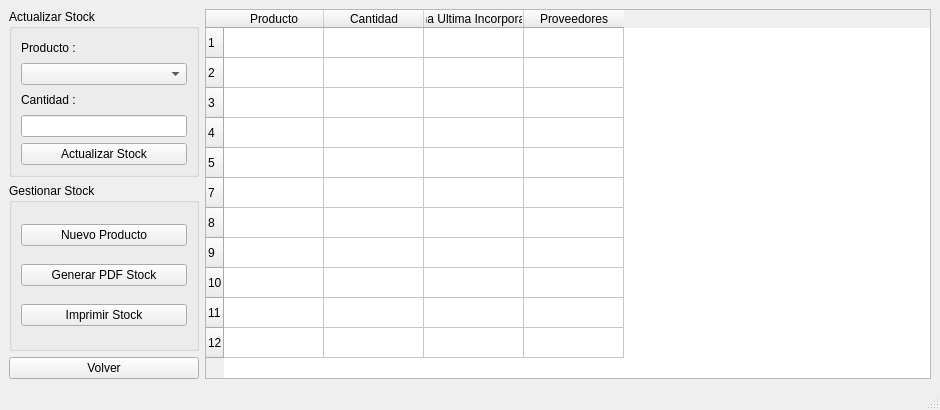
First picture: the form in QT_Sistema_San_Cayetano/registrostock.ui, repository GaspyGJ/SistemaGestion_SanCayetano, before the edit.
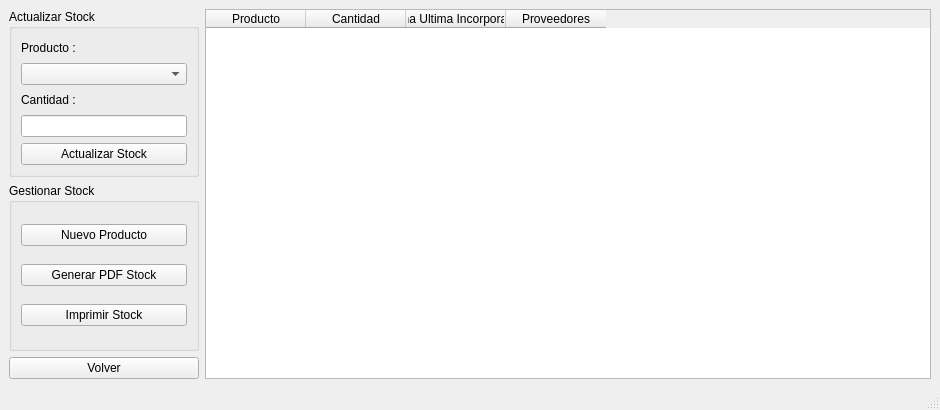
Second picture: the form after the edit.

Commit message: Hasta la incorporacion de el nombre prod a la tabal de stock

```diff
--- a/QT_Sistema_San_Cayetano/registrostock.ui
+++ b/QT_Sistema_San_Cayetano/registrostock.ui
@@ -111,62 +111,7 @@
      </layout>
     </item>
     <item>
-     <widget class="QTableWidget" name="tablaStock">
-      <row>
-       <property name="text">
-        <string>1</string>
-       </property>
-      </row>
-      <row>
-       <property name="text">
-        <string>2</string>
-       </property>
-      </row>
-      <row>
-       <property name="text">
-        <string>3</string>
-       </property>
-      </row>
-      <row>
-       <property name="text">
-        <string>4</string>
-       </property>
-      </row>
-      <row>
-       <property name="text">
-        <string>5</string>
-       </property>
-      </row>
-      <row>
-       <property name="text">
-        <string>7</string>
-       </property>
-      </row>
-      <row>
-       <property name="text">
-        <string>8</string>
-       </property>
-      </row>
-      <row>
-       <property name="text">
-        <string>9</string>
-       </property>
-      </row>
-      <row>
-       <property name="text">
-        <string>10</string>
-       </property>
-      </row>
-      <row>
-       <property name="text">
-        <string>11</string>
-       </property>
-      </row>
-      <row>
-       <property name="text">
-        <string>12</string>
-       </property>
-      </row>
+     <widget class="QTableWidget" name="table_Stock">
       <column>
        <property name="text">
         <string>Producto</string>
```
Left out of the diff: 2 changed lines with no effect on the pictures. The commit also changes 13 other files.
